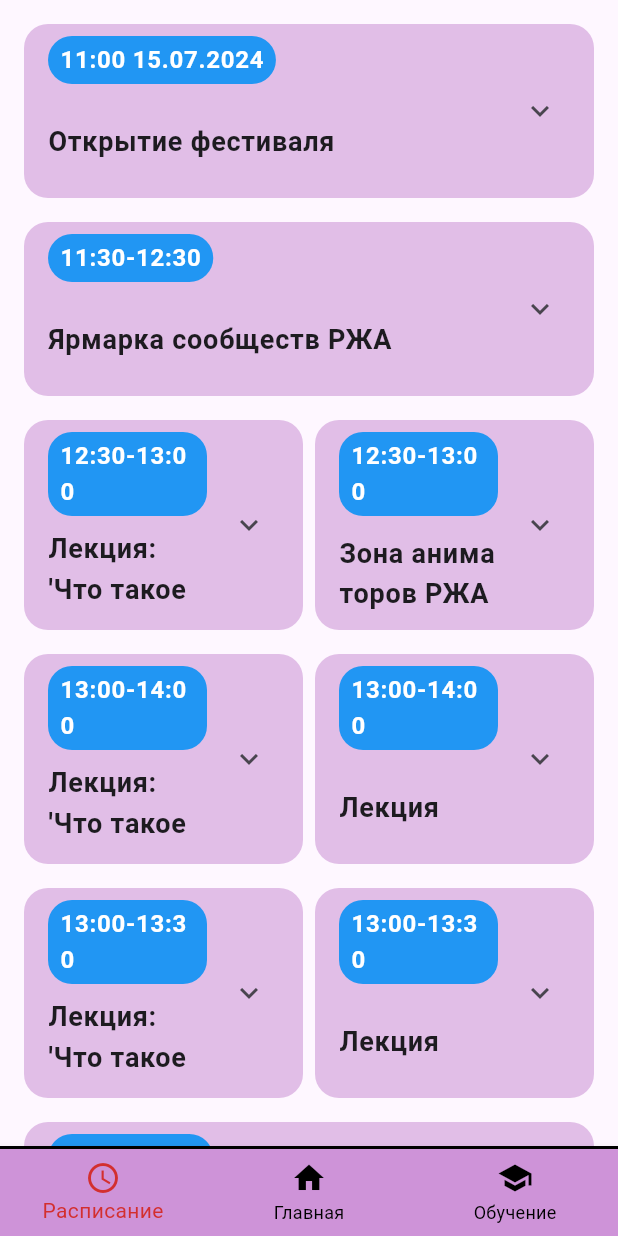
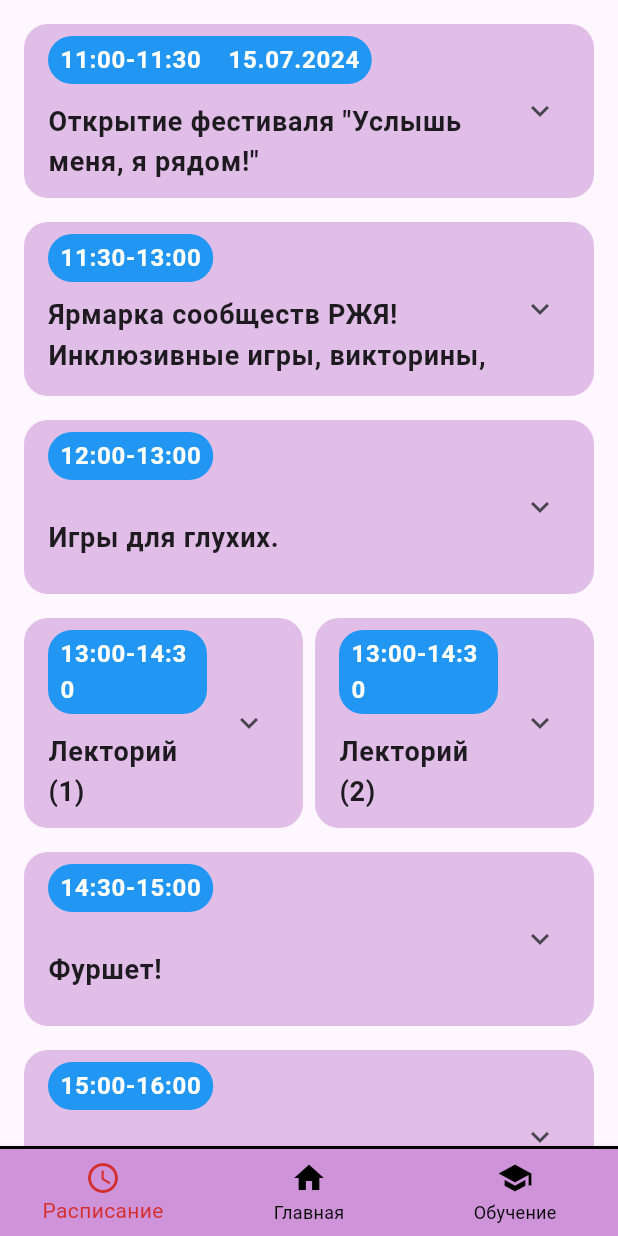
Before and after one commit to Gidrex/education-app, a Flutter app: the screen it shows after launch, on a phone screen of 412 x 824 dp. Run offline on Flutter 3.47's test engine with Material 3 defaults, Android fonts, the light colour scheme and no system bars; our stand-ins replace webview_flutter.

Commit message:
new schedule

```diff
--- a/lib/main.dart
+++ b/lib/main.dart
@@ -1,7 +1,7 @@
 import 'package:flutter/material.dart';
 import 'pages/home.dart';
 import 'pages/schedule.dart';
-import 'pages/video.list.screen.dart';
+import 'pages/video_list_screen.dart';
 
 
 void main() {
--- a/lib/pages/schedule.dart
+++ b/lib/pages/schedule.dart
@@ -8,99 +8,59 @@ class SchedulePage extends StatelessWidget {
         padding: EdgeInsets.all(16.0),
         children: [
           ScheduleItem(
-            time: "11:00 15.07.2024",
-            title: "Открытие фестиваля",
+            time: "11:00-11:30    15.07.2024",
+            title: 'Открытие фестиваля "Услышь меня, я рядом!"',
             details: "Место: Лекторий 1\nСпикер: Организатор мероприятия",
           ),
           ScheduleItem(
-            time: "11:30-12:30",
-            title: "Ярмарка сообществ РЖА",
+            time: "11:30-13:00",
+            title: "Ярмарка сообществ РЖЯ! Инклюзивные игры, викторины, конкурсы, рисование.",
             details: "Место: Общая зона 'Open space'\nСпикер: Сообщества РЖА",
+          ),
+          ScheduleItem(
+            time: "12:00-13:00",
+            title: "Игры для глухих.",
+            details: 'Проект партнёр "Мир да Лад".',
           ),
           Row(
             crossAxisAlignment: CrossAxisAlignment.start,
             children: [
               Expanded(
                 child: ScheduleItem(
-                  time: "12:30-13:00",
-                  title: "Лекция: 'Что такое семья'",
-                  details: "Место: Лекторий 2\nСпикер: Лектор",
+                  time: "13:00-14:30",
+                  title: "Лекторий (1)",
+                  details: "– Вера Шамаева- зам председателя СПб РО ОООИ ВОГ \n– Елена Плащевская – основатель проекта «Тацида|РЖЯ». \n– Владимир Полянский – основатель проекта «Я вижу, что ты говоришь»",
                 ),
               ),
               SizedBox(width: 8),
               Expanded(
                 child: ScheduleItem(
-                  time: "12:30-13:00",
-                  title: "Зона аниматоров РЖА",
-                  details: "Место: Секция 1\nСпикер: Аниматор",
-                ),
-              ),
-            ],
-          ),
-          Row(
-            crossAxisAlignment: CrossAxisAlignment.start,
-            children: [
-              Expanded(
-                child: ScheduleItem(
-                  time: "13:00-14:00",
-                  title: "Лекция: 'Что такое реклама и PR'",
-                  details: "Место: Лекторий 1\nСпикер: Специалист по PR",
-                ),
-              ),
-              SizedBox(width: 8),
-              Expanded(
-                child: ScheduleItem(
-                  time: "13:00-14:00",
-                  title: "Лекция",
-                  details: "Место: Секция 2\nСпикер: Лектор",
-                ),
-              ),
-            ],
-          ),
-          Row(
-            crossAxisAlignment: CrossAxisAlignment.start,
-            children: [
-              Expanded(
-                child: ScheduleItem(
-                  time: "13:00-13:30",
-                  title: "Лекция: 'Что такое реклама и PR'",
-                  details: "Место: Лекторий 2\nСпикер: Специалист по PR",
-                ),
-              ),
-              SizedBox(width: 8),
-              Expanded(
-                child: ScheduleItem(
-                  time: "13:00-13:30",
-                  title: "Лекция",
-                  details: "Место: Секция 3\nСпикер: Лектор",
+                  time: "13:00-14:30",
+                  title: "Лекторий (2)",
+                  details: "– Алевтина Белая – преподаватель проекта «Русский Жестовый Язык Diale»\n– Алексей Сухов – Директор подростково-молодёжного клуба «Патриот».",
                 ),
               ),
             ],
           ),
           ScheduleItem(
-            time: "13:30-14:00",
-            title: "Общий фуршет",
-            details: "Место: Кухня\nСпикер: Организатор",
+            time: "14:30-15:00",
+            title: "Фуршет!",
+            details: "Место: Кухня.",
           ),
           ScheduleItem(
-            time: "14:00-14:30",
-            title: "Лекция: 'Что такое семья'",
-            details: "Место: Лекторий 1\nСпикер: Лектор",
+            time: "15:00-16:00",
+            title: "Жестовое пение.",
+            details: "(Детский образовательный коллектив «Слышим сердцем»), («Петербургская ЛекSема» творческий коллектив), (Клуб жестовой песни HandMusic).",
           ),
           ScheduleItem(
-            time: "14:30-15:00",
-            title: "Пение на жестовом языке",
-            details: "Место: Лекторий 1\nСпикер: Певец",
+            time: "16:00-16:30",
+            title: "Театральные постановки на жестовом языке.",
+            details: "У театр.",
           ),
           ScheduleItem(
-            time: "15:00-15:30",
-            title: "Театральные постановки на РЖА",
-            details: "Место: Лекторий 1\nСпикер: Актёр",
-          ),
-          ScheduleItem(
-            time: "15:30-16:00",
-            title: "Закрытие фестиваля",
-            details: "Место: Лекторий 1\nСпикер: Организатор",
+            time: "16:30",
+            title: "Закрытие фестиваля, раздача призов.",
+            details: "а что тут добавить?",
           ),
         ],
       ),
--- a/lib/pages/video.list.screen.dart
+++ b/lib/pages/video_list_screen.dart
@@ -1,6 +1,5 @@
-// video_list_screen.dart
 import 'package:flutter/material.dart';
-import 'video.dart'; // Импортируем VideoScreen с использованием video_player
+import 'video.dart';
 
 class VideoListScreen extends StatelessWidget {
   final List<Map<String, String>> videos = [
```
